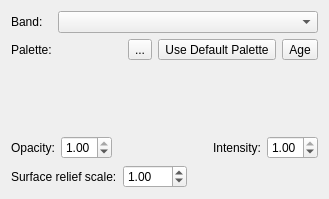
This is src/qt-widgets/RasterLayerOptionsWidgetUi.ui in GPlates/GPlates as Qt 5 draws it before an edit. The edited form follows.
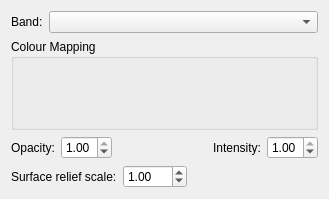
This is the edited form. Icons and pictures are not drawn.

What changed in the file:
```diff
--- a/src/qt-widgets/RasterLayerOptionsWidgetUi.ui
+++ b/src/qt-widgets/RasterLayerOptionsWidgetUi.ui
@@ -29,13 +29,6 @@
        </property>
       </widget>
      </item>
-     <item row="1" column="0">
-      <widget class="QLabel" name="palette_label">
-       <property name="text">
-        <string>Palette:</string>
-       </property>
-      </widget>
-     </item>
      <item row="0" column="1">
       <widget class="QComboBox" name="band_combobox">
        <property name="sizePolicy">
@@ -46,88 +39,26 @@
        </property>
       </widget>
      </item>
-     <item row="1" column="1">
-      <widget class="QWidget" name="palette_widget" native="true">
-       <property name="sizePolicy">
-        <sizepolicy hsizetype="Expanding" vsizetype="Preferred">
-         <horstretch>0</horstretch>
-         <verstretch>0</verstretch>
-        </sizepolicy>
-       </property>
-       <layout class="QHBoxLayout" name="horizontalLayout_2">
-        <property name="margin">
-         <number>0</number>
-        </property>
-        <item>
-         <widget class="QWidget" name="palette_filename_placeholder_widget" native="true"/>
-        </item>
-        <item>
-         <widget class="QToolButton" name="select_palette_filename_button">
-          <property name="sizePolicy">
-           <sizepolicy hsizetype="Fixed" vsizetype="Preferred">
-            <horstretch>0</horstretch>
-            <verstretch>0</verstretch>
-           </sizepolicy>
-          </property>
-          <property name="toolTip">
-           <string>Choose CPT File</string>
-          </property>
-          <property name="text">
-           <string>...</string>
-          </property>
-         </widget>
-        </item>
-        <item>
-         <widget class="QToolButton" name="use_default_palette_button">
-          <property name="sizePolicy">
-           <sizepolicy hsizetype="Fixed" vsizetype="Preferred">
-            <horstretch>0</horstretch>
-            <verstretch>0</verstretch>
-           </sizepolicy>
-          </property>
-          <property name="toolTip">
-           <string>Use Default Palette</string>
-          </property>
-          <property name="text">
-           <string>Use Default Palette</string>
-          </property>
-          <property name="icon">
-           <iconset resource="../qt-resources/qt_widgets.qrc">
-            <normaloff>:/tango_undo_16.png</normaloff>:/tango_undo_16.png</iconset>
-          </property>
-         </widget>
-        </item>
-        <item>
-         <widget class="QToolButton" name="use_age_palette_button">
-          <property name="sizePolicy">
-           <sizepolicy hsizetype="Fixed" vsizetype="Preferred">
-            <horstretch>0</horstretch>
-            <verstretch>0</verstretch>
-           </sizepolicy>
-          </property>
-          <property name="toolTip">
-           <string>Choose Age CPT</string>
-          </property>
-          <property name="text">
-           <string>Age</string>
-          </property>
-         </widget>
-        </item>
-       </layout>
-      </widget>
-     </item>
-     <item row="2" column="1">
-      <widget class="QWidget" name="colour_scale_placeholder_widget" native="true">
-       <property name="sizePolicy">
-        <sizepolicy hsizetype="Expanding" vsizetype="Expanding">
-         <horstretch>0</horstretch>
-         <verstretch>0</verstretch>
-        </sizepolicy>
-       </property>
-      </widget>
-     </item>
     </layout>
    </item>
+   <item>
+    <widget class="QGroupBox" name="colour_mapping_groupbox">
+     <property name="title">
+      <string>Colour Mapping</string>
+     </property>
+     <layout class="QVBoxLayout" name="verticalLayout_2">
+      <property name="spacing">
+       <number>3</number>
+      </property>
+      <property name="margin">
+       <number>6</number>
+      </property>
+      <item>
+       <widget class="QWidget" name="palette_placeholder_widget" native="true"/>
+      </item>
+     </layout>
+    </widget>
+   </item>
    <item>
     <layout class="QHBoxLayout" name="opacity_intensity_layout">
      <item>
```
Left out of the diff: 9 changed lines with no effect on the pictures.
